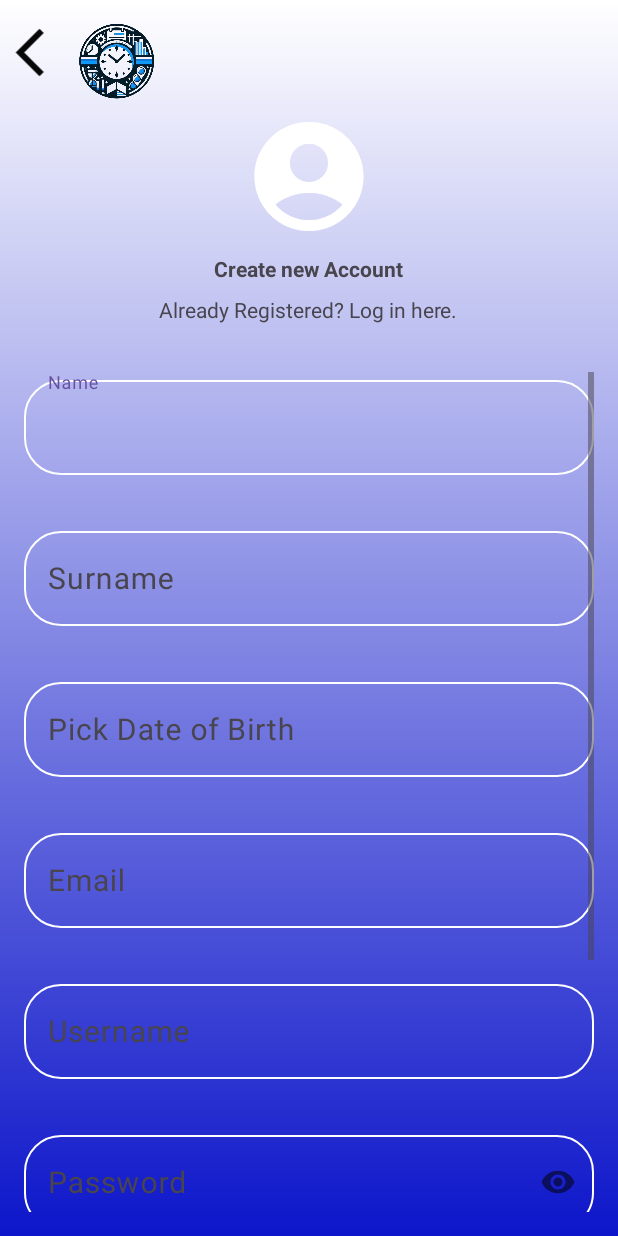
After one commit to St10053561/ST10053561_TimeVision-OPSC, an Android app: the Register screen opened directly, with no data from a screen before it, on a phone screen of 412 x 824 dp. The commit adds this screen. Run offline under Robolectric (Android 15) with nearby library versions, the phone set to English and light mode, and no system bars.

Commit message:
Implemented Registration Button and Login Interface

```diff
--- a/app/src/main/AndroidManifest.xml
+++ b/app/src/main/AndroidManifest.xml
@@ -13,6 +13,9 @@
         android:theme="@style/Theme.TimeVision_Application"
         tools:targetApi="31">
         <activity
+            android:name=".Register"
+            android:exported="false" />
+        <activity
             android:name=".MainActivity"
             android:exported="true">
             <intent-filter>
--- a/app/src/main/java/com/example/timevision_application/MainActivity.kt
+++ b/app/src/main/java/com/example/timevision_application/MainActivity.kt
@@ -1,6 +1,8 @@
 package com.example.timevision_application
 
+import android.content.Intent
 import android.os.Bundle
+import android.widget.Button
 import androidx.activity.enableEdgeToEdge
 import androidx.appcompat.app.AppCompatActivity
 import androidx.core.view.ViewCompat
@@ -16,5 +18,10 @@ class MainActivity : AppCompatActivity() {
             v.setPadding(systemBars.left, systemBars.top, systemBars.right, systemBars.bottom)
             insets
         }
+        val registerButton = findViewById<Button>(R.id.register_btn)
+        registerButton.setOnClickListener {
+            val intent = Intent(this, Register::class.java)
+            startActivity(intent)
+        }
     }
 }
--- /dev/null
+++ b/app/src/main/java/com/example/timevision_application/Register.kt
@@ -0,0 +1,56 @@
+package com.example.timevision_application
+
+import android.os.Bundle
+import androidx.activity.enableEdgeToEdge
+import androidx.appcompat.app.AppCompatActivity
+import androidx.core.view.ViewCompat
+import androidx.core.view.WindowInsetsCompat
+import com.google.android.material.datepicker.MaterialDatePicker
+import com.google.android.material.textfield.TextInputEditText
+import java.util.*
+
+class Register : AppCompatActivity() {
+    private lateinit var dateOfBirthInput: TextInputEditText
+
+    override fun onCreate(savedInstanceState: Bundle?) {
+        super.onCreate(savedInstanceState)
+        enableEdgeToEdge()
+        setContentView(R.layout.activity_register)
+
+        // Initialize dateOfBirthInput
+        dateOfBirthInput = findViewById(R.id.dateOfBirthInput)
+
+        // Set up click listener for dateOfBirthInput
+        dateOfBirthInput.setOnClickListener {
+            showDatePicker()
+        }
+
+        // Apply edge-to-edge display
+        ViewCompat.setOnApplyWindowInsetsListener(findViewById(R.id.register_main)) { v, insets ->
+            val systemBars = insets.getInsets(WindowInsetsCompat.Type.systemBars())
+            v.setPadding(systemBars.left, systemBars.top, systemBars.right, systemBars.bottom)
+            insets
+        }
+    }
+    private fun showDatePicker() {
+        val builder = MaterialDatePicker.Builder.datePicker()
+        val picker = builder.build()
+
+        picker.addOnPositiveButtonClickListener { selection ->
+            // Convert selection to a Calendar instance
+            val calendar = Calendar.getInstance(TimeZone.getTimeZone("UTC"))
+            calendar.timeInMillis = selection
+
+            // Format the selected date
+            val dayOfMonth = calendar.get(Calendar.DAY_OF_MONTH)
+            val month = calendar.get(Calendar.MONTH) + 1 // Month is zero-based
+            val year = calendar.get(Calendar.YEAR)
+
+            val selectedDate = "$dayOfMonth/$month/$year"
+
+            // Set the formatted date to dateOfBirthInput
+            dateOfBirthInput.setText(selectedDate)
+        }
+        picker.show(supportFragmentManager, picker.toString())
+    }
+}
--- /dev/null
+++ b/app/src/main/res/layout/activity_register.xml
@@ -0,0 +1,219 @@
+<RelativeLayout xmlns:android="http://schemas.android.com/apk/res/android"
+    xmlns:app="http://schemas.android.com/apk/res-auto"
+    android:id="@+id/register_main"
+    android:layout_width="match_parent"
+    android:layout_height="match_parent"
+    android:background="@drawable/login_background">
+
+    <ImageView
+        android:id="@+id/backArrow"
+        android:layout_width="40dp"
+        android:layout_height="38dp"
+        android:layout_alignParentStart="true"
+        android:layout_marginStart="0dp"
+        android:layout_marginTop="16dp"
+        android:src="@drawable/ic_back_arrow" />
+
+    <ImageView
+        android:id="@+id/logo"
+        android:layout_width="60dp"
+        android:layout_height="50dp"
+        android:layout_alignTop="@id/backArrow"
+        android:layout_marginStart="8dp"
+        android:layout_toEndOf="@id/backArrow"
+        android:src="@drawable/ic_time_vision_logo_remove" />
+
+    <ImageView
+        android:id="@+id/accountIcon"
+        android:layout_width="wrap_content"
+        android:layout_height="87dp"
+        android:layout_below="@id/logo"
+        android:layout_centerHorizontal="true"
+        android:layout_marginTop="8dp"
+        android:src="@drawable/icon_account_circle" />
+
+    <TextView
+        android:id="@+id/title"
+        android:layout_width="wrap_content"
+        android:layout_height="wrap_content"
+        android:layout_below="@id/accountIcon"
+        android:layout_centerHorizontal="true"
+        android:layout_marginTop="8dp"
+        android:text="Create new Account"
+        android:textStyle="bold" />
+
+    <TextView
+        android:id="@+id/subtitle"
+        android:layout_width="wrap_content"
+        android:layout_height="wrap_content"
+        android:layout_below="@id/title"
+        android:layout_centerHorizontal="true"
+        android:layout_marginTop="8dp"
+        android:text="Already Registered? Log in here." />
+
+    <LinearLayout
+        android:id="@+id/inputContainer"
+        android:layout_width="match_parent"
+        android:layout_height="wrap_content"
+        android:layout_below="@id/subtitle"
+        android:layout_marginTop="16dp"
+        android:orientation="vertical"
+        android:padding="16dp">
+
+        <ScrollView
+            android:layout_width="match_parent"
+            android:layout_height="match_parent">
+
+            <LinearLayout
+                android:layout_width="match_parent"
+                android:layout_height="wrap_content"
+                android:orientation="vertical">
+
+                <com.google.android.material.textfield.TextInputLayout
+                    android:layout_width="match_parent"
+                    android:layout_height="wrap_content">
+
+                    <com.google.android.material.textfield.TextInputEditText
+                        android:id="@+id/nameInput"
+                        android:layout_width="match_parent"
+                        android:layout_height="wrap_content"
+                        android:layout_marginTop="32dp"
+                        android:background="@drawable/rounded_corner"
+                        android:hint="Name"
+                        android:inputType="text"
+                        android:padding="18dp"
+                        android:textColor="@color/white"
+                        android:textColorHint="@color/white"
+                        android:textSize="20sp" />
+                </com.google.android.material.textfield.TextInputLayout>
+
+                <com.google.android.material.textfield.TextInputLayout
+                    android:layout_width="match_parent"
+                    android:layout_height="wrap_content"
+                    android:layout_marginTop="32dp">
+
+                    <com.google.android.material.textfield.TextInputEditText
+                        android:id="@+id/surnameInput"
+                        android:layout_width="match_parent"
+                        android:layout_height="wrap_content"
+                        android:background="@drawable/rounded_corner"
+                        android:hint="Surname"
+                        android:inputType="text"
+                        android:padding="18dp"
+                        android:textColor="@color/white"
+                        android:textColorHint="@color/white"
+                        android:textSize="20sp" />
+                </com.google.android.material.textfield.TextInputLayout>
+
+
+                <com.google.android.material.textfield.TextInputLayout
+                    android:id="@+id/dateOfBirthInputLayout"
+                    android:layout_width="match_parent"
+                    android:layout_height="wrap_content"
+                    android:layout_marginTop="32dp">
+
+                    <com.google.android.material.textfield.TextInputEditText
+                        android:id="@+id/dateOfBirthInput"
+                        android:layout_width="match_parent"
+                        android:layout_height="wrap_content"
+                        android:background="@drawable/rounded_corner"
+                        android:hint="Pick Date of Birth"
+                        android:padding="18dp"
+                        android:textColor="@color/white"
+                        android:textColorHint="@color/white"
+                        android:textSize="20sp"
+                        android:clickable="false"
+                        android:focusable="false" />
+                </com.google.android.material.textfield.TextInputLayout>
+
+                <com.google.android.material.textfield.TextInputLayout
+                    android:layout_width="match_parent"
+                    android:layout_height="wrap_content"
+                    android:layout_marginTop="32dp">
+
+                    <com.google.android.material.textfield.TextInputEditText
+                        android:id="@+id/emailInput"
+                        android:layout_width="match_parent"
+                        android:layout_height="wrap_content"
+                        android:background="@drawable/rounded_corner"
+                        android:hint="Email"
+                        android:inputType="textEmailAddress"
+                        android:padding="18dp"
+                        android:textColor="@color/white"
+                        android:textColorHint="@color/white"
+                        android:textSize="20sp" />
+                </com.google.android.material.textfield.TextInputLayout>
+
+                <com.google.android.material.textfield.TextInputLayout
+                    android:layout_width="match_parent"
+                    android:layout_height="wrap_content"
+                    android:layout_marginTop="32dp">
+
+                    <com.google.android.material.textfield.TextInputEditText
+                        android:id="@+id/usernameInput"
+                        android:layout_width="match_parent"
+                        android:layout_height="wrap_content"
+                        android:background="@drawable/rounded_corner"
+                        android:hint="Username"
+                        android:inputType="text"
+                        android:padding="18dp"
+                        android:textColor="@color/white"
+                        android:textColorHint="@color/white"
+                        android:textSize="20sp" />
+                </com.google.android.material.textfield.TextInputLayout>
+
+                <com.google.android.material.textfield.TextInputLayout
+                    android:layout_width="match_parent"
+                    android:layout_height="wrap_content"
+                    app:passwordToggleEnabled="true"
+                    android:layout_marginTop="32dp">
+                    <com.google.android.material.textfield.TextInputEditText
+
+                        android:id="@+id/passwordInput"
+                        android:layout_width="match_parent"
+                        android:layout_height="wrap_content"
+                        android:background="@drawable/rounded_corner"
+                        android:hint="Password"
+                        android:inputType="textPassword"
+                        android:padding="18dp"
+                        android:textColor="@color/white"
+                        android:textColorHint="@color/white"
+                        android:textSize="20sp" />
+                </com.google.android.material.textfield.TextInputLayout>
+
+                <com.google.android.material.textfield.TextInputLayout
+                    android:layout_width="match_parent"
+                    android:layout_height="wrap_content"
+                    app:passwordToggleEnabled="true"
+                    android:layout_marginTop="32dp">
+                    <com.google.android.material.textfield.TextInputEditText
+
+                        android:id="@+id/confirmpasswordInput"
+                        android:layout_width="match_parent"
+                        android:layout_height="wrap_content"
+                        android:background="@drawable/rounded_corner"
+                        android:hint="Confirm Password"
+                        android:inputType="textPassword"
+                        android:padding="18dp"
+                        android:textColor="@color/white"
+                        android:textColorHint="@color/white"
+                        android:textSize="20sp" />
+                </com.google.android.material.textfield.TextInputLayout>
+
+                <Button
+                    android:id="@+id/signUpBtn"
+                    android:layout_width="match_parent"
+                    android:layout_height="wrap_content"
+                    android:layout_marginTop="16dp"
+                    android:layout_marginBottom="16dp"
+                    android:text="Sign up" />
+
+                <Button
+                    android:id="@+id/loginBtn"
+                    android:layout_width="match_parent"
+                    android:layout_height="wrap_content"
+                    android:text="Login" />
+            </LinearLayout>
+        </ScrollView>
+    </LinearLayout>
+</RelativeLayout>
```
